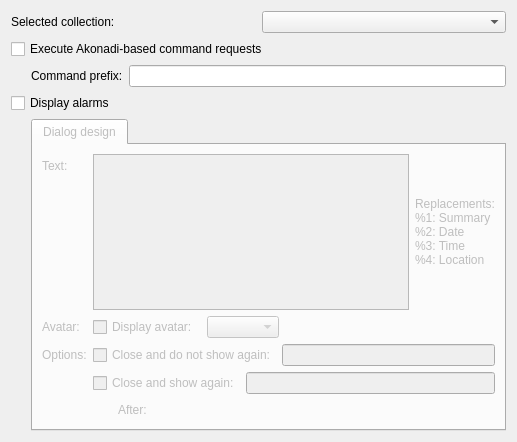
Old version of the form plugins/Commands/Akonadi/akonadiconfigurationdlg.ui in the repository KDE/simon.
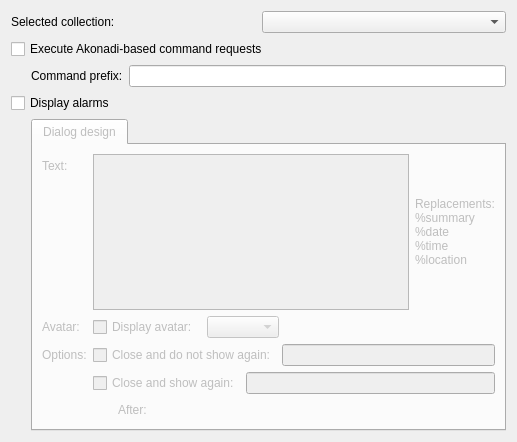
New version of the form. Custom widgets are drawn as their Qt base class.

Commit message: Better placeholders in Akonadi plugin

What changed in the file:
```diff
--- a/plugins/Commands/Akonadi/akonadiconfigurationdlg.ui
+++ b/plugins/Commands/Akonadi/akonadiconfigurationdlg.ui
@@ -128,10 +128,10 @@
             <widget class="QLabel" name="label_4">
              <property name="text">
               <string>Replacements:
-%1: Summary
-%2: Date
-%3: Time
-%4: Location</string>
+%summary
+%date
+%time
+%location</string>
              </property>
             </widget>
            </item>
```
The commit also changes 2 other files.
